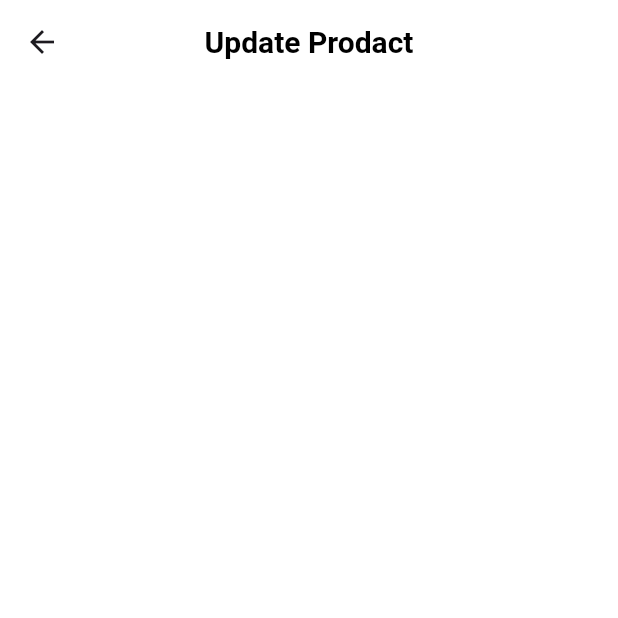
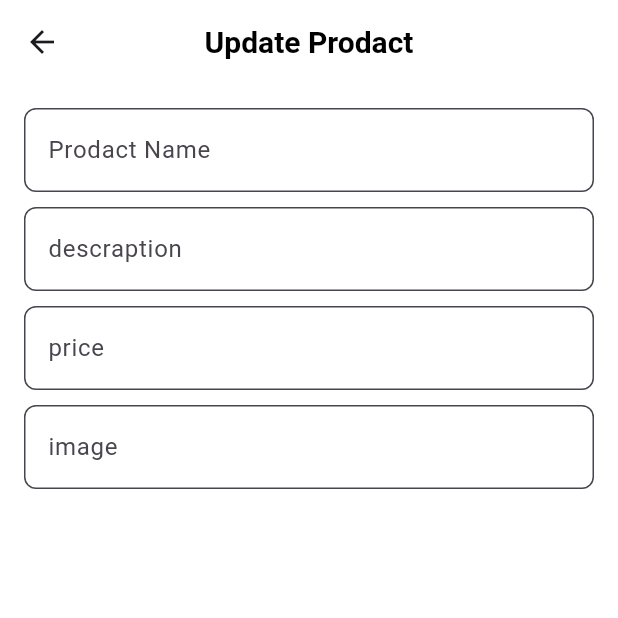
Before and after one commit to elshaarawy7/storeApp, a Flutter app: the UppdateProdactPage screen opened by its route, on a phone screen of 412 x 824 dp, the top half of it. Run offline on Flutter 3.47's test engine with Material 3 defaults, Android fonts, the phone set to English and light mode, and no system bars; our stand-ins replace font_awesome_flutter; network calls fail.

Commit message:
add custem text field in up date prodact page

```diff
--- a/lib/pages/uppdate_prodact_page.dart
+++ b/lib/pages/uppdate_prodact_page.dart
@@ -1,4 +1,5 @@
 import 'package:flutter/material.dart';
+import 'package:stroe_app/widgets/custem_text_field.dart';
 
 class UppdateProdactPage extends StatelessWidget {
   const UppdateProdactPage({super.key});
@@ -19,6 +20,36 @@ class UppdateProdactPage extends StatelessWidget {
         centerTitle: true,
         elevation: 0,
       ),
+      body: Padding(
+        padding: const EdgeInsets.all(16),
+        child: Column(
+          children: [
+            Custem_Text_field(
+              hintText: "Prodact Name",
+            ) ,
+
+          const  SizedBox(height: 10,),
+
+            Custem_Text_field(
+              hintText: "descraption",
+            ) ,
+
+            const  SizedBox(height: 10,),
+
+            Custem_Text_field(
+              hintText: "price",
+            ) ,
+
+            const  SizedBox(height: 10,),
+
+            Custem_Text_field(
+              hintText: "image",
+            ) ,
+
+
+          ],
+        ),
+      ),
     );
   }
 }
--- a/lib/widgets/custem_text_field.dart
+++ b/lib/widgets/custem_text_field.dart
@@ -1,13 +1,14 @@
 import 'package:flutter/material.dart';
 
-class Text_field extends StatelessWidget {
-   Text_field({super.key, this.obscureText, this.labelText , this.onChanged});
-  final obscureText ;
-  final labelText ;
+class Custem_Text_field extends StatelessWidget {
+   Custem_Text_field({super.key,  this.hintText , this.onChanged});
+
+  final hintText ;
   Function(String)?onChanged;
 
 
   @override
+
 
 
   Widget build(BuildContext context) {
@@ -15,22 +16,20 @@ class Text_field extends StatelessWidget {
       onChanged: onChanged,
         validator: (value) {
         if (value == null || value.isEmpty) {
-          return "Please enter your $labelText";
+          return "Please enter your $hintText";
         }
-        if (labelText.toLowerCase().contains("email") &&
+        if (hintText.toLowerCase().contains("email") &&
       !RegExp(r'^[^@]+@[^@]+\.[^@]+').hasMatch(value)) {
      return 'Enter a valid email';
   }
 
-       else if(obscureText&&value.length<6){
-         return "Password must be at least 6 characters";
-       }
+
 
         return null; // لازم ترجع null لو مفيش خطأ
       },
-        obscureText: obscureText,
+
         decoration: InputDecoration(
-          labelText:labelText,
+          hintText: hintText,
           labelStyle: const TextStyle(
             color: Colors.black ,
             fontSize: 14 ,
@@ -39,8 +38,9 @@ class Text_field extends StatelessWidget {
           filled: true,
           fillColor: Colors.white,
           border: OutlineInputBorder(
-            borderRadius: BorderRadius.circular(20),
+            borderRadius: BorderRadius.circular(8),
           ),
+
         ));
   }
 }
```
